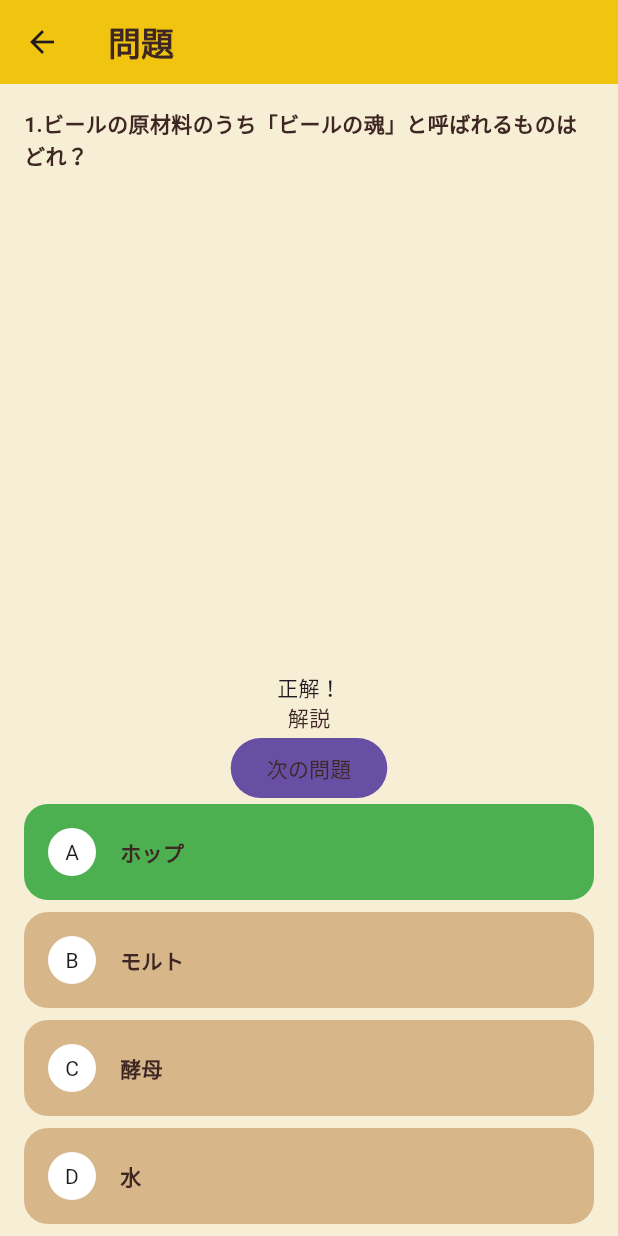
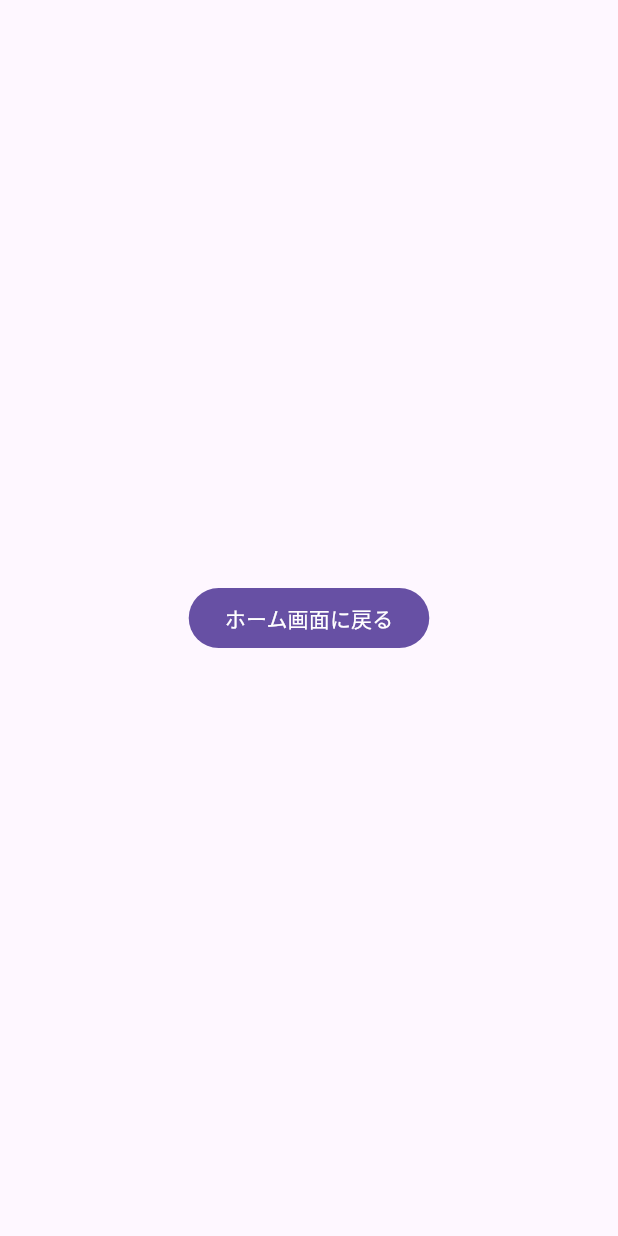
Before and after one commit to ryomar-kappa/hop, a Flutter app: the QuizPageView screen opened directly, after a tap on an icon or button, on a phone screen of 412 x 824 dp. Run offline on Flutter 3.47's test engine with Material 3 defaults, Android fonts, the phone set to English and light mode, and no system bars.

Commit message:
完了画面追加

```diff
--- a/lib/main.dart
+++ b/lib/main.dart
@@ -27,7 +27,7 @@ class MainApp extends StatelessWidget {
                           MaterialPageRoute(
                               builder: (context) => QuizPageView()));
                     },
-                    child: const Text('次のページへ')))
+                    child: const Text('クイズスタート!!')))
           ],
         ),
       ),
--- /dev/null
+++ b/lib/screen/complete_page/complete_page.dart
@@ -0,0 +1,23 @@
+import 'package:flutter/material.dart';
+
+class CompletePage extends StatelessWidget {
+  @override
+  Widget build(BuildContext context) {
+    return Scaffold(
+      body: SafeArea(
+        child: Column(
+          mainAxisAlignment: MainAxisAlignment.center,
+          children: [
+            Center(
+              child: FilledButton(
+                  onPressed: () {
+                    Navigator.popUntil(context, (route) => route.isFirst);
+                  },
+                  child: Text('ホーム画面に戻る')),
+            )
+          ],
+        ),
+      ),
+    );
+  }
+}
--- a/lib/screen/quiz_page/quiz_page.dart
+++ b/lib/screen/quiz_page/quiz_page.dart
@@ -1,6 +1,9 @@
 import 'package:flutter/material.dart';
 import 'package:hop_client/app_color.dart';
 import 'package:hop_client/model/quiz.dart';
+import 'package:hop_client/screen/complete_page/complete_page.dart';
+
+const questionCount = 1;
 
 enum ChoisePrefix {
   a('A'),
@@ -29,29 +32,35 @@ enum ChoisePrefix {
 }
 
 class QuizPageView extends StatefulWidget {
-  const QuizPageView({super.key});
+  QuizPageView({super.key});
+  final quiz = Quiz(
+      question: '1.ビールの原材料のうち「ビールの魂」と呼ばれるものはどれ？ ',
+      choises: ['ホップ', 'モルト', '酵母', '水'],
+      correctAnswer: 0,
+      explanation: '解説');
 
   @override
   State<StatefulWidget> createState() => QuizPage();
 }
 
 class QuizPage extends State<QuizPageView> {
-  final quiz = Quiz(
-      question: '1.ビールの原材料のうち「ビールの魂」と呼ばれるものはどれ？ ',
-      choises: ['ホップ', 'モルト', '酵母', '水'],
-      correctAnswer: 0,
-      explanation: '解説');
   List<bool> choisesState = List.generate(4, (_) => false);
   bool get isCorrect => choisesState.where((e) => e).isNotEmpty;
+  int correctCount = 0;
   void onAnswer(int answer) {
     setState(() {
-      if (answer != quiz.correctAnswer) {
+      if (answer != widget.quiz.correctAnswer) {
         choisesState[answer] = false;
         choisesState = List.of(choisesState);
       }
-      if (answer == quiz.correctAnswer) {
+      if (answer == widget.quiz.correctAnswer) {
         choisesState[answer] = true;
         choisesState = List.of(choisesState);
+        correctCount++;
+        if (correctCount == questionCount) {
+          Navigator.push(
+              context, MaterialPageRoute(builder: (context) => CompletePage()));
+        }
       }
     });
   }
@@ -77,7 +86,7 @@ class QuizPage extends State<QuizPageView> {
               children: [
                 Expanded(
                   child: QuizArea(
-                    question: quiz.question,
+                    question: widget.quiz.question,
                   ),
                 ),
                 Visibility(
@@ -85,7 +94,7 @@ class QuizPage extends State<QuizPageView> {
                     child: Column(
                       children: [
                         const Text('正解！'),
-                        Text(quiz.explanation,
+                        Text(widget.quiz.explanation,
                             style: const TextStyle(
                               color: AppColor.textColor,
                             )),
@@ -98,7 +107,7 @@ class QuizPage extends State<QuizPageView> {
                       ],
                     )),
                 ChoisesArea(
-                  quiz: quiz,
+                  quiz: widget.quiz,
                   choisesState: choisesState,
                   onAnswer: onAnswer,
                 ),
```
